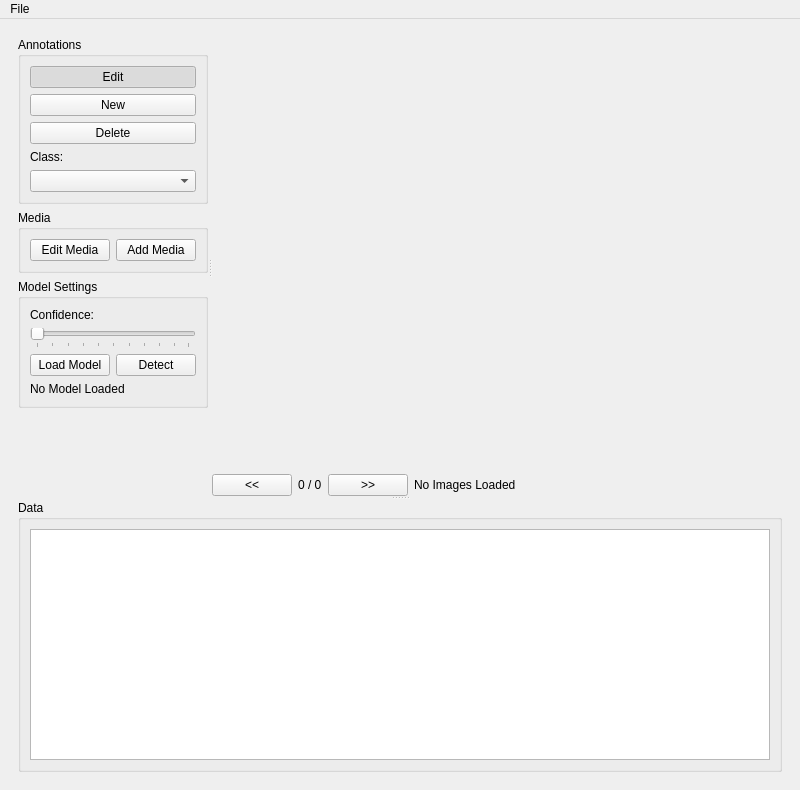
The window that src/core/mainwindow.ui (OceanEye-Project/OceanEye-QT) describes before a commit, drawn with Qt 5.
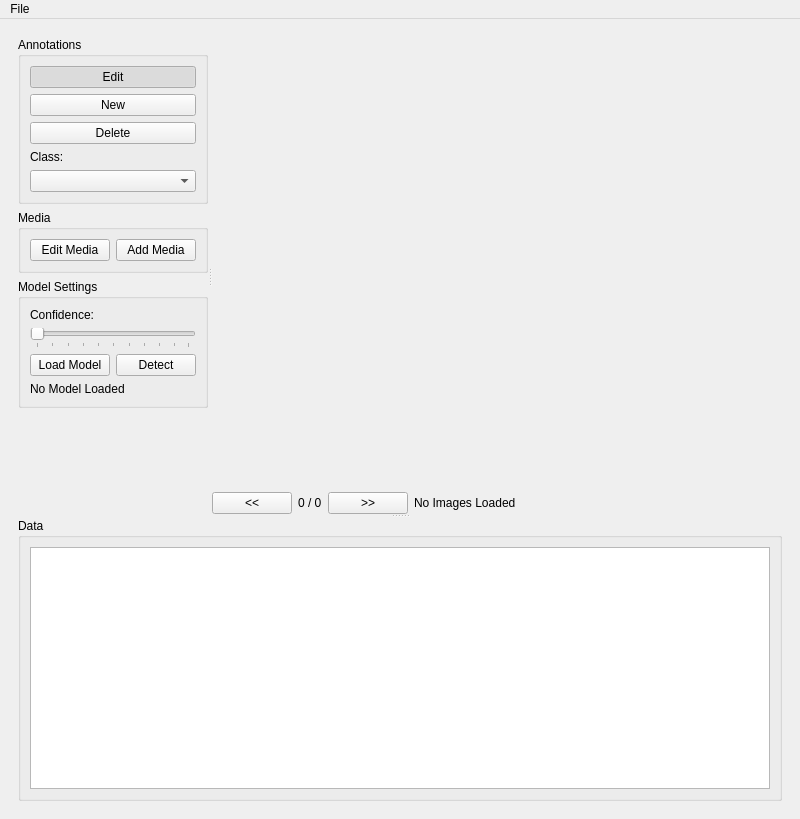
The same window after the commit.

```diff
--- a/src/core/mainwindow.ui
+++ b/src/core/mainwindow.ui
@@ -10,7 +10,7 @@
     <x>0</x>
     <y>0</y>
     <width>800</width>
-    <height>790</height>
+    <height>819</height>
    </rect>
   </property>
   <property name="windowTitle">
```
Left out of the diff: 2 changed lines with no effect on the pictures.
